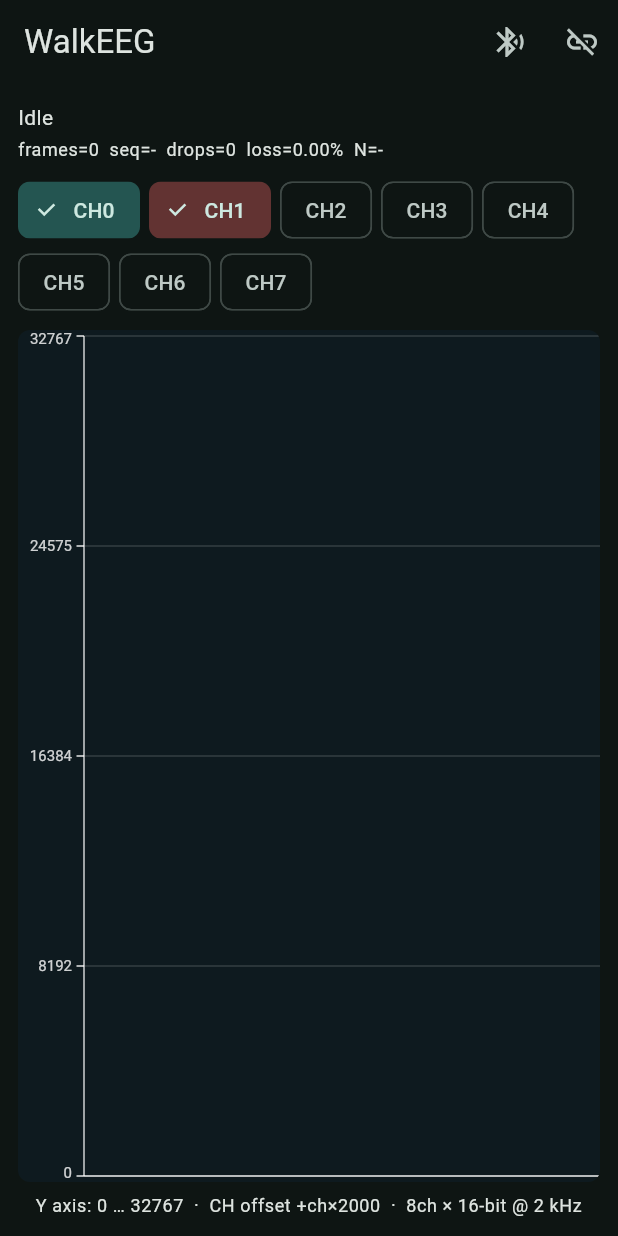
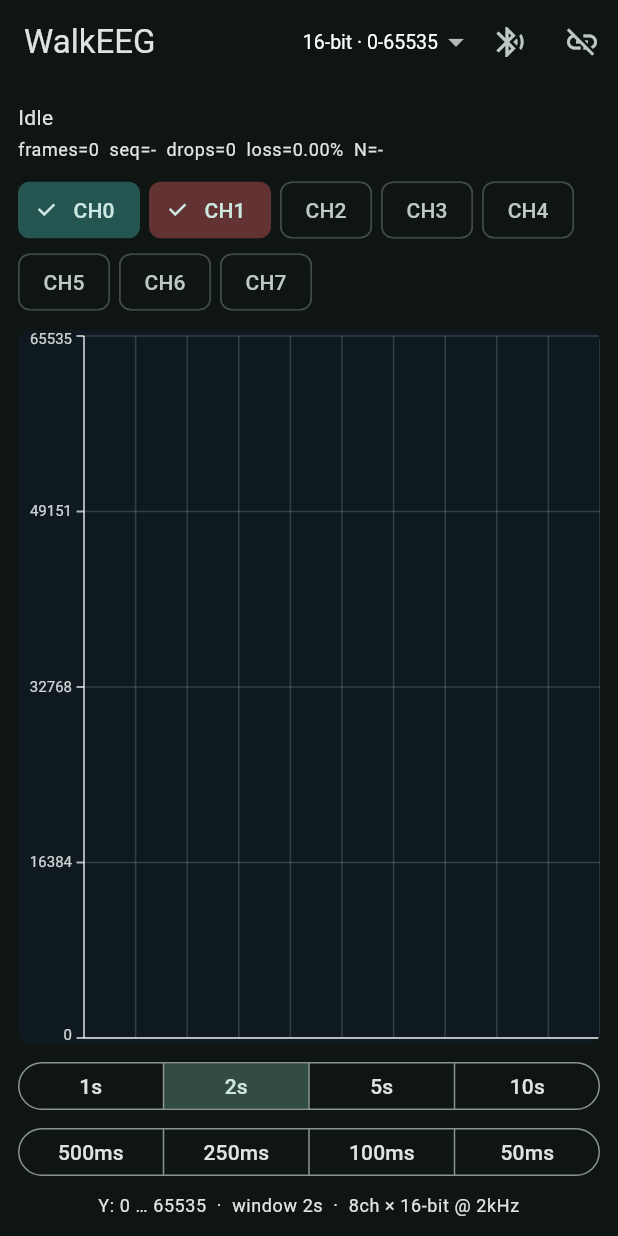
Before and after one commit to WalkEEG/WalkEEG, a Flutter app: the screen it shows after launch, on a phone screen of 412 x 824 dp. Run offline on Flutter 3.47's test engine with Material 3 defaults, Android fonts, the phone set to English and light mode, and no system bars; our stand-ins replace flutter_blue_plus, permission_handler.

Commit message:
Add Y-axis range selector and oscilloscope time base
- Y axis: 5 ranges for 8/10/12/14/16-bit ADC (unsigned)
- X axis: two-row time base (1s/2s/5s/10s + 500/250/100/50ms)
- Parse ADC as raw unsigned 16-bit; grow buffer to 10s @ 2kHz
- Add vertical scope gridlines
- Guard requestMtu to Android only (fixes iOS connect failure)

```diff
--- a/05-Flutter program/lib/ble/walkeeg_ble.dart
+++ b/05-Flutter program/lib/ble/walkeeg_ble.dart
@@ -1,4 +1,5 @@
 import 'dart:async';
+import 'dart:io';
 import 'dart:typed_data';
 
 import 'package:flutter_blue_plus/flutter_blue_plus.dart';
@@ -125,7 +126,10 @@ class WalkEegBleController {
 
     try {
       await d.connect(timeout: const Duration(seconds: 10));
-      await d.requestMtu(512);
+      // requestMtu is Android-only; iOS negotiates MTU automatically.
+      if (Platform.isAndroid) {
+        await d.requestMtu(512);
+      }
 
       _setState(BleLinkState.connected, 'Discovering services…');
       final services = await d.discoverServices();
--- a/05-Flutter program/lib/main.dart
+++ b/05-Flutter program/lib/main.dart
@@ -38,6 +38,22 @@ class HomePage extends StatefulWidget {
 }
 
 class _HomePageState extends State<HomePage> {
+  static const _sampleRateHz = 2000;
+
+  /// Y-axis ranges for 8/10/12/14/16-bit ADC modes (unsigned).
+  static const _yRanges = <(String, double)>[
+    ('8-bit · 0-255', 255),
+    ('10-bit · 0-1023', 1023),
+    ('12-bit · 0-4095', 4095),
+    ('14-bit · 0-16383', 16383),
+    ('16-bit · 0-65535', 65535),
+  ];
+
+  /// Oscilloscope-style time base: visible window.
+  /// First row: seconds; second row: milliseconds (at 2 kHz).
+  static const _windowsSec = <int>[1, 2, 5, 10];
+  static const _windowsMs = <int>[500, 250, 100, 50];
+
   final _ble = WalkEegBleController();
   final Set<int> _selected = {0, 1};
   StreamSubscription<void>? _tickSub;
@@ -45,6 +61,8 @@ class _HomePageState extends State<HomePage> {
   StreamSubscription<BleLinkState>? _stateSub;
   String _status = 'Idle';
   BleLinkState _state = BleLinkState.idle;
+  double _yMax = 65535;
+  int _windowMs = 2000;
 
   static const _colors = <Color>[
     Color(0xFF4ECDC4),
@@ -97,9 +115,12 @@ class _HomePageState extends State<HomePage> {
   Widget build(BuildContext context) {
     final parser = _ble.parser;
     final series = _selected.toList()..sort();
-    final plotData = series
-        .map((ch) => downsample(parser.channels[ch].samples, 800))
-        .toList();
+    final windowSamples = _windowMs * _sampleRateHz ~/ 1000;
+    final plotData = series.map((ch) {
+      final all = parser.channels[ch].samples;
+      final start = all.length > windowSamples ? all.length - windowSamples : 0;
+      return downsample(all.sublist(start), 800);
+    }).toList();
     final plotColors = series.map((ch) => _colors[ch]).toList();
     final frames = parser.parsedFrames;
     final drops = parser.droppedFrames;
@@ -110,6 +131,21 @@ class _HomePageState extends State<HomePage> {
       appBar: AppBar(
         title: const Text('WalkEEG'),
         actions: [
+          DropdownButtonHideUnderline(
+            child: DropdownButton<double>(
+              value: _yMax,
+              dropdownColor: const Color(0xFF16262C),
+              iconEnabledColor: Colors.white70,
+              style: const TextStyle(color: Colors.white, fontSize: 13),
+              items: [
+                for (final (label, max) in _yRanges)
+                  DropdownMenuItem(value: max, child: Text(label)),
+              ],
+              onChanged: (v) {
+                if (v != null) setState(() => _yMax = v);
+              },
+            ),
+          ),
           IconButton(
             tooltip: 'Connect',
             onPressed: _state == BleLinkState.scanning ||
@@ -159,14 +195,54 @@ class _HomePageState extends State<HomePage> {
                   painter: WaveformPainter(
                     series: plotData,
                     colors: plotColors,
+                    yMin: 0,
+                    yMax: _yMax,
                   ),
                   child: const SizedBox.expand(),
                 ),
               ),
             ),
             const SizedBox(height: 8),
+            SegmentedButton<int>(
+              segments: [
+                for (final s in _windowsSec)
+                  ButtonSegment(
+                    value: s * 1000,
+                    label: Text('${s}s'),
+                  ),
+              ],
+              selected: {_windowMs},
+              onSelectionChanged: (sel) {
+                setState(() => _windowMs = sel.first);
+              },
+              showSelectedIcon: false,
+              style: const ButtonStyle(
+                visualDensity: VisualDensity.compact,
+              ),
+            ),
+            const SizedBox(height: 4),
+            SegmentedButton<int>(
+              segments: [
+                for (final ms in _windowsMs)
+                  ButtonSegment(
+                    value: ms,
+                    label: Text('${ms}ms'),
+                  ),
+              ],
+              selected: {_windowMs},
+              onSelectionChanged: (sel) {
+                setState(() => _windowMs = sel.first);
+              },
+              showSelectedIcon: false,
+              style: const ButtonStyle(
+                visualDensity: VisualDensity.compact,
+              ),
+            ),
+            const SizedBox(height: 8),
             Text(
-              'Y axis: 0 … 32767  ·  CH offset +ch×2000  ·  8ch × 16-bit @ 2 kHz',
+              'Y: 0 … ${_yMax.round()}  ·  window '
+              '${_windowMs >= 1000 ? "${_windowMs ~/ 1000}s" : "${_windowMs}ms"}  ·  '
+              '8ch × 16-bit @ ${_sampleRateHz ~/ 1000}kHz',
               style: Theme.of(context).textTheme.bodySmall,
               textAlign: TextAlign.center,
             ),
--- a/05-Flutter program/lib/protocol/packet_parser.dart
+++ b/05-Flutter program/lib/protocol/packet_parser.dart
@@ -2,7 +2,7 @@ import 'dart:typed_data';
 
 /// Per-channel rolling sample buffer for plotting.
 class ChannelBuffer {
-  ChannelBuffer({this.capacity = 4000});
+  ChannelBuffer({this.capacity = 20000});
 
   final int capacity;
   final List<int> samples = <int>[];
@@ -19,7 +19,8 @@ class ChannelBuffer {
 
 /// Parses WalkEEG NUS binary frames (see docs/WALKEEG_PACKET.md).
 class WalkEegPacketParser {
-  WalkEegPacketParser({this.channelCapacity = 4000}) {
+  /// Buffer capacity = max display window (10 s at 2 kHz).
+  WalkEegPacketParser({this.channelCapacity = 20000}) {
     channels = List.generate(
       8,
       (_) => ChannelBuffer(capacity: channelCapacity),
@@ -126,11 +127,9 @@ class WalkEegPacketParser {
       for (var ch = 0; ch < numChannels; ch++) {
         final lo = frame[off];
         final hi = frame[off + 1];
-        // WalkEEG test signal is non-negative ramp; treat as unsigned-ish int16
-        var v = lo | (hi << 8);
-        if (v > 32767) {
-          v -= 65536; // signed
-        }
+        // Raw unsigned 16-bit ADC value (8/10/12/14/16-bit modes).
+        // Y-axis ranges are selected in the UI (0..2^N-1).
+        final v = lo | (hi << 8);
         perCh[ch].add(v);
         off += 2;
       }
--- a/05-Flutter program/lib/ui/waveform_painter.dart
+++ b/05-Flutter program/lib/ui/waveform_painter.dart
@@ -80,6 +80,12 @@ class WaveformPainter extends CustomPainter {
       axis,
     );
 
+    // Vertical grid: 10 divisions (oscilloscope style)
+    for (var i = 0; i <= 10; i++) {
+      final x = plot.left + plot.width * i / 10;
+      canvas.drawLine(Offset(x, plot.top), Offset(x, plot.bottom), grid);
+    }
+
     for (var s = 0; s < series.length; s++) {
       final samples = series[s];
       if (samples.length < 2) continue;
```
Also changed, not shown: 5 other files.
